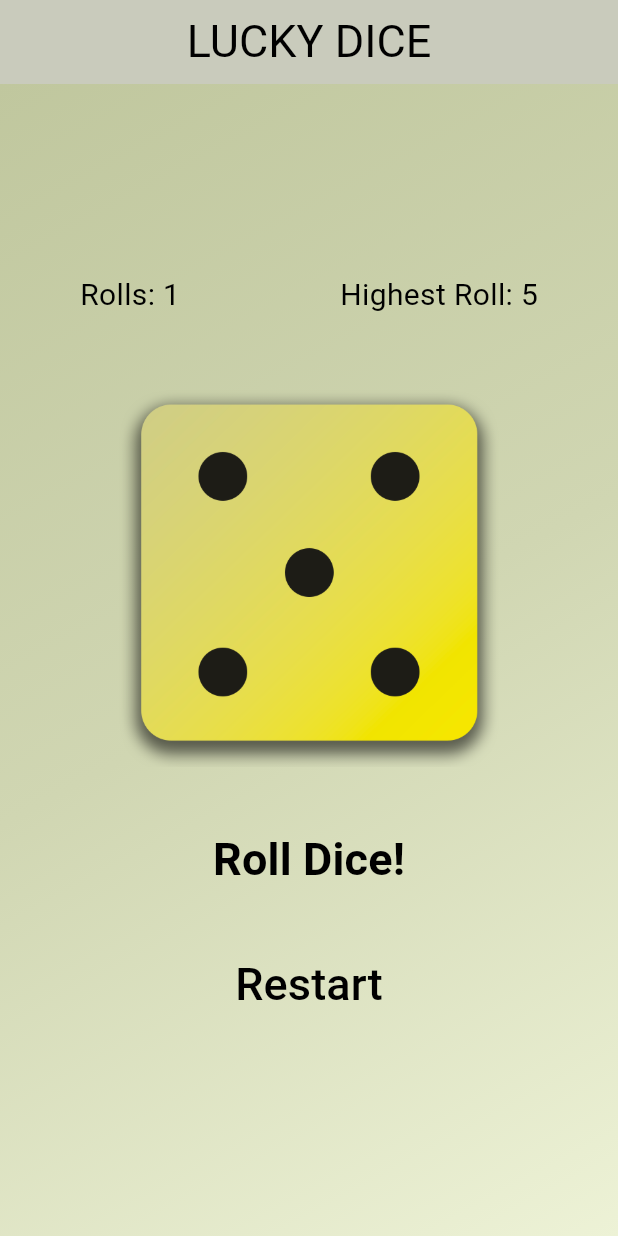
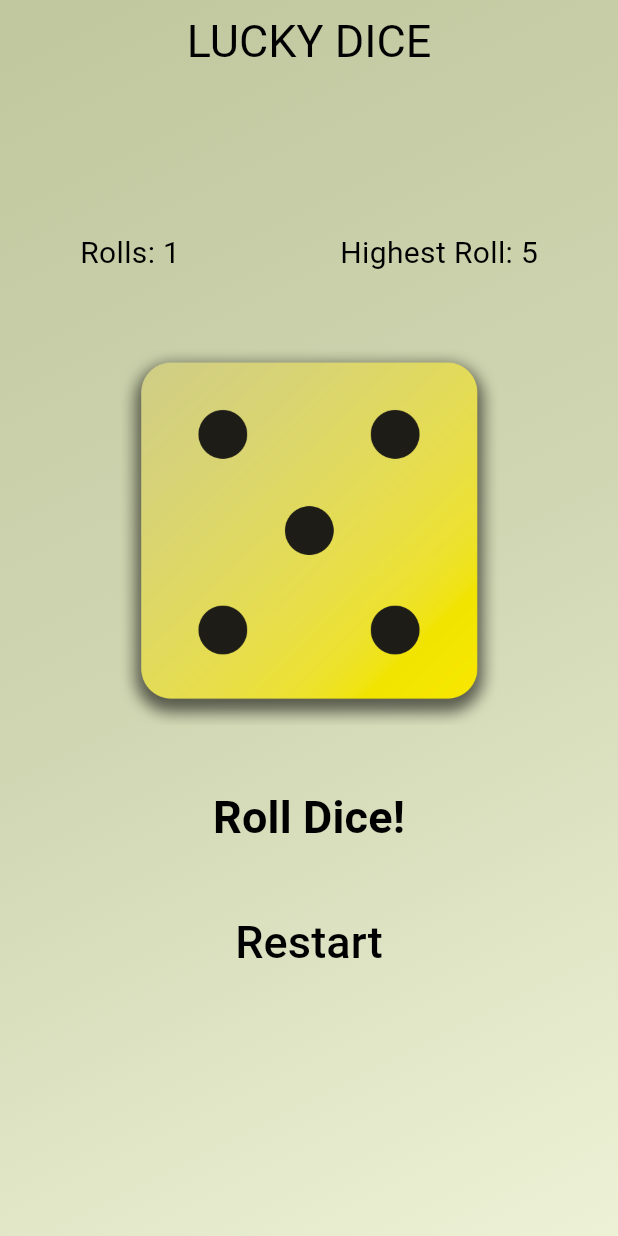
Before and after one commit to Razan-Abdullah-20/Dice-Roller, a Flutter app: the screen it shows after launch, after a tap on "Roll Dice!", on a phone screen of 412 x 824 dp. Run offline on Flutter 3.47's test engine with Material 3 defaults, Android fonts, the phone set to English and light mode, and no system bars.

Commit message:
Your descriptive message here

```diff
--- a/lib/main.dart
+++ b/lib/main.dart
@@ -6,9 +6,10 @@ void main() {
     MaterialApp(
       title: "Razan`s First VScode Flutter app",
       home: Scaffold(
+        extendBodyBehindAppBar: true,
         appBar: AppBar(
-          backgroundColor: Color.fromARGB(255, 209, 213, 190),
-          elevation: 3,
+          backgroundColor: Colors.transparent,
+          elevation: 0,
           title: Text(
             "LUCKY DICE",
             style: TextStyle(fontSize: 30, color: Colors.black),
```
Also changed, not shown: flutter_01.png (deleted), flutter_02.png (deleted).
